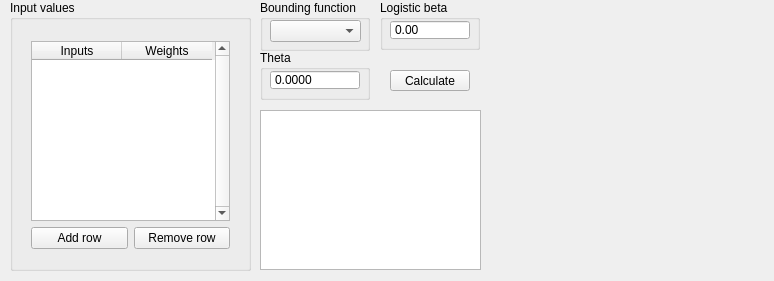
PALuczak/AIFundamentals, file Perceptron/perceptronwindow.ui: the form before one commit.
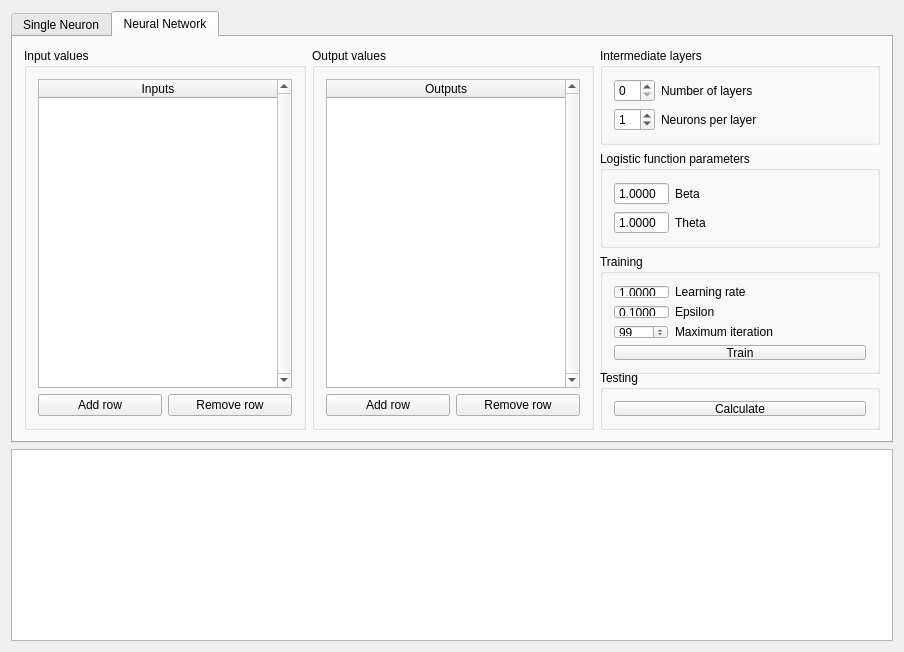
The form after the commit. The open tabs and pages were chosen to show the change. Custom widgets are drawn as their Qt base class.

The edit to the form file:
```diff
--- a/Perceptron/perceptronwindow.ui
+++ b/Perceptron/perceptronwindow.ui
@@ -6,219 +6,758 @@
    <rect>
     <x>0</x>
     <y>0</y>
-    <width>774</width>
-    <height>281</height>
+    <width>904</width>
+    <height>652</height>
    </rect>
   </property>
+  <property name="minimumSize">
+   <size>
+    <width>904</width>
+    <height>643</height>
+   </size>
+  </property>
   <property name="windowTitle">
    <string>Perceptron - 221481 - Piotr Luczak</string>
   </property>
   <widget class="QWidget" name="centralWidget">
-   <widget class="QPushButton" name="calculateButton">
-    <property name="geometry">
-     <rect>
-      <x>390</x>
-      <y>70</y>
-      <width>80</width>
-      <height>21</height>
-     </rect>
-    </property>
-    <property name="text">
-     <string>Calculate</string>
-    </property>
-   </widget>
-   <widget class="QGroupBox" name="functionGroup">
-    <property name="geometry">
-     <rect>
-      <x>260</x>
-      <y>0</y>
-      <width>110</width>
-      <height>51</height>
-     </rect>
-    </property>
-    <property name="title">
-     <string>Bounding function</string>
-    </property>
-    <widget class="QComboBox" name="functionBox">
-     <property name="geometry">
-      <rect>
-       <x>10</x>
-       <y>20</y>
-       <width>91</width>
-       <height>22</height>
-      </rect>
-     </property>
-    </widget>
-   </widget>
-   <widget class="QGroupBox" name="inputGroup">
-    <property name="geometry">
-     <rect>
-      <x>10</x>
-      <y>0</y>
-      <width>241</width>
-      <height>271</height>
-     </rect>
-    </property>
-    <property name="title">
-     <string>Input values</string>
-    </property>
-    <widget class="QWidget" name="verticalLayoutWidget">
-     <property name="geometry">
-      <rect>
-       <x>10</x>
-       <y>30</y>
-       <width>221</width>
-       <height>230</height>
-      </rect>
-     </property>
-     <layout class="QVBoxLayout" name="verticalLayout">
-      <item>
-       <widget class="QTableWidget" name="inputTable">
-        <property name="verticalScrollBarPolicy">
-         <enum>Qt::ScrollBarAlwaysOn</enum>
-        </property>
-        <property name="horizontalScrollBarPolicy">
-         <enum>Qt::ScrollBarAsNeeded</enum>
-        </property>
-        <property name="sizeAdjustPolicy">
-         <enum>QAbstractScrollArea::AdjustIgnored</enum>
-        </property>
-        <property name="rowCount">
-         <number>0</number>
-        </property>
-        <property name="columnCount">
-         <number>2</number>
-        </property>
-        <attribute name="horizontalHeaderCascadingSectionResizes">
-         <bool>true</bool>
-        </attribute>
-        <attribute name="horizontalHeaderDefaultSectionSize">
-         <number>90</number>
-        </attribute>
-        <attribute name="horizontalHeaderStretchLastSection">
-         <bool>false</bool>
-        </attribute>
-        <column>
-         <property name="text">
-          <string>Inputs</string>
-         </property>
-        </column>
-        <column>
-         <property name="text">
-          <string>Weights</string>
-         </property>
-        </column>
-       </widget>
-      </item>
-      <item>
-       <layout class="QHBoxLayout" name="horizontalLayout">
+   <layout class="QVBoxLayout" name="verticalLayout_7">
+    <item>
+     <widget class="QTabWidget" name="menuTab">
+      <property name="minimumSize">
+       <size>
+        <width>753</width>
+        <height>323</height>
+       </size>
+      </property>
+      <property name="toolTip">
+       <string/>
+      </property>
+      <property name="currentIndex">
+       <number>0</number>
+      </property>
+      <widget class="QWidget" name="singleNeuronTab">
+       <attribute name="title">
+        <string>Single Neuron</string>
+       </attribute>
+       <layout class="QHBoxLayout" name="horizontalLayout_2">
         <item>
-         <widget class="QPushButton" name="addRowButton">
-          <property name="text">
-           <string>Add row</string>
+         <widget class="QGroupBox" name="inputGroup">
+          <property name="minimumSize">
+           <size>
+            <width>250</width>
+            <height>278</height>
+           </size>
           </property>
+          <property name="title">
+           <string>Input values</string>
+          </property>
+          <layout class="QVBoxLayout" name="verticalLayout">
+           <item>
+            <widget class="QTableWidget" name="inputTable">
+             <property name="verticalScrollBarPolicy">
+              <enum>Qt::ScrollBarAlwaysOn</enum>
+             </property>
+             <property name="horizontalScrollBarPolicy">
+              <enum>Qt::ScrollBarAsNeeded</enum>
+             </property>
+             <property name="sizeAdjustPolicy">
+              <enum>QAbstractScrollArea::AdjustIgnored</enum>
+             </property>
+             <property name="alternatingRowColors">
+              <bool>true</bool>
+             </property>
+             <property name="selectionMode">
+              <enum>QAbstractItemView::NoSelection</enum>
+             </property>
+             <property name="selectionBehavior">
+              <enum>QAbstractItemView::SelectColumns</enum>
+             </property>
+             <property name="rowCount">
+              <number>0</number>
+             </property>
+             <property name="columnCount">
+              <number>2</number>
+             </property>
+             <attribute name="horizontalHeaderCascadingSectionResizes">
+              <bool>true</bool>
+             </attribute>
+             <attribute name="horizontalHeaderDefaultSectionSize">
+              <number>110</number>
+             </attribute>
+             <attribute name="horizontalHeaderStretchLastSection">
+              <bool>true</bool>
+             </attribute>
+             <attribute name="verticalHeaderCascadingSectionResizes">
+              <bool>false</bool>
+             </attribute>
+             <column>
+              <property name="text">
+               <string>Inputs</string>
+              </property>
+             </column>
+             <column>
+              <property name="text">
+               <string>Weights</string>
+              </property>
+             </column>
+            </widget>
+           </item>
+           <item>
+            <layout class="QHBoxLayout" name="inputButtonsLayout">
+             <item>
+              <widget class="QPushButton" name="addRowButton">
+               <property name="text">
+                <string>Add row</string>
+               </property>
+              </widget>
+             </item>
+             <item>
+              <widget class="QPushButton" name="removeRowButton">
+               <property name="text">
+                <string>Remove row</string>
+               </property>
+              </widget>
+             </item>
+            </layout>
+           </item>
+          </layout>
          </widget>
         </item>
         <item>
-         <widget class="QPushButton" name="removeRowButton">
-          <property name="text">
-           <string>Remove row</string>
+         <layout class="QVBoxLayout" name="centralLayout">
+          <item alignment="Qt::AlignHCenter|Qt::AlignTop">
+           <widget class="QGroupBox" name="simulationBox">
+            <property name="minimumSize">
+             <size>
+              <width>183</width>
+              <height>0</height>
+             </size>
+            </property>
+            <property name="maximumSize">
+             <size>
+              <width>16777215</width>
+              <height>160</height>
+             </size>
+            </property>
+            <property name="title">
+             <string>Simulation</string>
+            </property>
+            <layout class="QFormLayout" name="formLayout_4">
+             <item row="0" column="0">
+              <widget class="QComboBox" name="functionBox">
+               <property name="minimumSize">
+                <size>
+                 <width>72</width>
+                 <height>22</height>
+                </size>
+               </property>
+              </widget>
+             </item>
+             <item row="0" column="1">
+              <widget class="QLabel" name="functionLabel">
+               <property name="text">
+                <string>Sigmoid function</string>
+               </property>
+              </widget>
+             </item>
+             <item row="1" column="0">
+              <widget class="QDoubleSpinBox" name="betaBox">
+               <property name="minimumSize">
+                <size>
+                 <width>71</width>
+                 <height>23</height>
+                </size>
+               </property>
+               <property name="buttonSymbols">
+                <enum>QAbstractSpinBox::NoButtons</enum>
+               </property>
+               <property name="decimals">
+                <number>4</number>
+               </property>
+              </widget>
+             </item>
+             <item row="1" column="1">
+              <widget class="QLabel" name="logisticLabel">
+               <property name="text">
+                <string>Logistic beta</string>
+               </property>
+              </widget>
+             </item>
+             <item row="2" column="0">
+              <widget class="QDoubleSpinBox" name="thetaBox">
+               <property name="minimumSize">
+                <size>
+                 <width>75</width>
+                 <height>23</height>
+                </size>
+               </property>
+               <property name="buttonSymbols">
+                <enum>QAbstractSpinBox::NoButtons</enum>
+               </property>
+               <property name="decimals">
+                <number>4</number>
+               </property>
+               <property name="minimum">
+                <double>-10.000000000000000</double>
+               </property>
+               <property name="maximum">
+                <double>10.000000000000000</double>
+               </property>
+               <property name="singleStep">
+                <double>0.100000000000000</double>
+               </property>
+              </widget>
+             </item>
+             <item row="2" column="1">
+              <widget class="QLabel" name="thetaLabel">
+               <property name="text">
+                <string>Theta</string>
+               </property>
+              </widget>
+             </item>
+             <item row="3" column="0" colspan="2">
+              <widget class="QPushButton" name="calculateButton">
+               <property name="text">
+                <string>Calculate</string>
+               </property>
+              </widget>
+             </item>
+            </layout>
+           </widget>
+          </item>
+          <item alignment="Qt::AlignHCenter|Qt::AlignBottom">
+           <widget class="QGroupBox" name="trainingBox">
+            <property name="minimumSize">
+             <size>
+              <width>173</width>
+              <height>0</height>
+             </size>
+            </property>
+            <property name="maximumSize">
+             <size>
+              <width>16777215</width>
+              <height>190</height>
+             </size>
+            </property>
+            <property name="title">
+             <string>Training</string>
+            </property>
+            <layout class="QFormLayout" name="formLayout_5">
+             <item row="0" column="0">
+              <widget class="QDoubleSpinBox" name="expectedBox">
+               <property name="minimumSize">
+                <size>
+                 <width>75</width>
+                 <height>23</height>
+                </size>
+               </property>
+               <property name="buttonSymbols">
+                <enum>QAbstractSpinBox::NoButtons</enum>
+               </property>
+               <property name="decimals">
+                <number>4</number>
+               </property>
+               <property name="minimum">
+                <double>-10.000000000000000</double>
+               </property>
+               <property name="maximum">
+                <double>10.000000000000000</double>
+               </property>
+               <property name="singleStep">
+                <double>0.100000000000000</double>
+               </property>
+              </widget>
+             </item>
+             <item row="0" column="1">
+              <widget class="QLabel" name="expectedLabel">
+               <property name="text">
+                <string>Expected</string>
+               </property>
+              </widget>
+             </item>
+             <item row="1" column="0">
+              <widget class="QDoubleSpinBox" name="epsilonBox">
+               <property name="minimumSize">
+                <size>
+                 <width>75</width>
+                 <height>23</height>
+                </size>
+               </property>
+               <property name="buttonSymbols">
+                <enum>QAbstractSpinBox::NoButtons</enum>
+               </property>
+               <property name="decimals">
+                <number>4</number>
+               </property>
+               <property name="minimum">
+                <double>-10.000000000000000</double>
+               </property>
+               <property name="maximum">
+                <double>10.000000000000000</double>
+               </property>
+               <property name="singleStep">
+                <double>0.100000000000000</double>
+               </property>
+              </widget>
+             </item>
+             <item row="1" column="1">
+              <widget class="QLabel" name="epsilonLabel">
+               <property name="text">
+                <string>Epsilon</string>
+               </property>
+              </widget>
+             </item>
+             <item row="2" column="0">
+              <widget class="QDoubleSpinBox" name="learningRateBox">
+               <property name="minimumSize">
+                <size>
+                 <width>75</width>
+                 <height>23</height>
+                </size>
+               </property>
+               <property name="buttonSymbols">
+                <enum>QAbstractSpinBox::NoButtons</enum>
+               </property>
+               <property name="decimals">
+                <number>4</number>
+               </property>
+               <property name="minimum">
+                <double>-10.000000000000000</double>
+               </property>
+               <property name="maximum">
+                <double>10.000000000000000</double>
+               </property>
+               <property name="singleStep">
+                <double>0.100000000000000</double>
+               </property>
+              </widget>
+             </item>
+             <item row="2" column="1">
+              <widget class="QLabel" name="etaLabel">
+               <property name="text">
+                <string>Eta</string>
+               </property>
+              </widget>
+             </item>
+             <item row="3" column="0">
+              <widget class="QSpinBox" name="maxIterBox">
+               <property name="minimumSize">
+                <size>
+                 <width>75</width>
+                 <height>23</height>
+                </size>
+               </property>
+               <property name="value">
+                <number>99</number>
+               </property>
+              </widget>
+             </item>
+             <item row="3" column="1">
+              <widget class="QLabel" name="iterationsLabel">
+               <property name="text">
+                <string>Max iterations</string>
+               </property>
+              </widget>
+             </item>
+             <item row="4" column="0" colspan="2">
+              <widget class="QPushButton" name="trainButton">
+               <property name="text">
+                <string>Train</string>
+               </property>
+              </widget>
+             </item>
+            </layout>
+           </widget>
+          </item>
+         </layout>
+        </item>
+        <item>
+         <widget class="QChartView" name="sigmoidView">
+          <property name="minimumSize">
+           <size>
+            <width>360</width>
+            <height>360</height>
+           </size>
           </property>
          </widget>
         </item>
        </layout>
-      </item>
-     </layout>
-    </widget>
-   </widget>
-   <widget class="QTextBrowser" name="outputText">
-    <property name="geometry">
-     <rect>
-      <x>260</x>
-      <y>110</y>
-      <width>221</width>
-      <height>160</height>
-     </rect>
-    </property>
-   </widget>
-   <widget class="QGroupBox" name="thetaGroup">
-    <property name="geometry">
-     <rect>
-      <x>260</x>
-      <y>50</y>
-      <width>110</width>
-      <height>50</height>
-     </rect>
-    </property>
-    <property name="title">
-     <string>Theta</string>
-    </property>
-    <widget class="QDoubleSpinBox" name="thetaBox">
-     <property name="geometry">
-      <rect>
-       <x>10</x>
-       <y>20</y>
-       <width>90</width>
-       <height>20</height>
-      </rect>
-     </property>
-     <property name="buttonSymbols">
-      <enum>QAbstractSpinBox::NoButtons</enum>
-     </property>
-     <property name="decimals">
-      <number>4</number>
-     </property>
-     <property name="minimum">
-      <double>-10.000000000000000</double>
-     </property>
-     <property name="maximum">
-      <double>10.000000000000000</double>
-     </property>
-     <property name="singleStep">
-      <double>0.100000000000000</double>
-     </property>
-    </widget>
-   </widget>
-   <widget class="QGroupBox" name="betaGroup">
-    <property name="geometry">
-     <rect>
-      <x>380</x>
-      <y>0</y>
-      <width>100</width>
-      <height>50</height>
-     </rect>
-    </property>
-    <property name="title">
-     <string>Logistic beta</string>
-    </property>
-    <widget class="QDoubleSpinBox" name="betaBox">
-     <property name="geometry">
-      <rect>
-       <x>10</x>
-       <y>20</y>
-       <width>80</width>
-       <height>20</height>
-      </rect>
-     </property>
-     <property name="buttonSymbols">
-      <enum>QAbstractSpinBox::NoButtons</enum>
-     </property>
-    </widget>
-   </widget>
-   <widget class="QWidget" name="verticalLayoutWidget_2">
-    <property name="geometry">
-     <rect>
-      <x>490</x>
-      <y>10</y>
-      <width>270</width>
-      <height>260</height>
-     </rect>
-    </property>
-    <layout class="QVBoxLayout" name="plotLayout"/>
-   </widget>
+      </widget>
+      <widget class="QWidget" name="networkTab">
+       <attribute name="title">
+        <string>Neural Network</string>
+       </attribute>
+       <layout class="QGridLayout" name="gridLayout_3">
+        <item row="0" column="0" rowspan="5">
+         <widget class="QGroupBox" name="networkInputGroup">
+          <property name="minimumSize">
+           <size>
+            <width>280</width>
+            <height>366</height>
+           </size>
+          </property>
+          <property name="title">
+           <string>Input values</string>
+          </property>
+          <layout class="QVBoxLayout" name="verticalLayout_2">
+           <item>
+            <widget class="QTableWidget" name="networkInputTable">
+             <property name="verticalScrollBarPolicy">
+              <enum>Qt::ScrollBarAlwaysOn</enum>
+             </property>
+             <property name="horizontalScrollBarPolicy">
+              <enum>Qt::ScrollBarAsNeeded</enum>
+             </property>
+             <property name="sizeAdjustPolicy">
+              <enum>QAbstractScrollArea::AdjustIgnored</enum>
+             </property>
+             <property name="alternatingRowColors">
+              <bool>true</bool>
+             </property>
+             <property name="selectionMode">
+              <enum>QAbstractItemView::NoSelection</enum>
+             </property>
+             <property name="selectionBehavior">
+              <enum>QAbstractItemView::SelectColumns</enum>
+             </property>
+             <property name="rowCount">
+              <number>0</number>
+             </property>
+             <property name="columnCount">
+              <number>1</number>
+             </property>
+             <attribute name="horizontalHeaderCascadingSectionResizes">
+              <bool>true</bool>
+             </attribute>
+             <attribute name="horizontalHeaderDefaultSectionSize">
+              <number>90</number>
+             </attribute>
+             <attribute name="horizontalHeaderStretchLastSection">
+              <bool>true</bool>
+             </attribute>
+             <column>
+              <property name="text">
+               <string>Inputs</string>
+              </property>
+             </column>
+            </widget>
+           </item>
+           <item>
+            <layout class="QHBoxLayout" name="networkInputButtonsLayout">
+             <item>
+              <widget class="QPushButton" name="networkInputAddRowButton">
+               <property name="text">
+                <string>Add row</string>
+               </property>
+              </widget>
+             </item>
+             <item>
+              <widget class="QPushButton" name="networkInputRemoveRowButton">
+               <property name="text">
+                <string>Remove row</string>
+               </property>
+              </widget>
+             </item>
+            </layout>
+           </item>
+          </layout>
+         </widget>
+        </item>
+        <item row="0" column="2">
+         <widget class="QGroupBox" name="networkInternediateGroup">
+          <property name="minimumSize">
+           <size>
+            <width>280</width>
+            <height>0</height>
+           </size>
+          </property>
+          <property name="title">
+           <string>Intermediate layers</string>
+          </property>
+          <layout class="QFormLayout" name="formLayout">
+           <item row="0" column="0">
+            <widget class="QSpinBox" name="networkLayerBox"/>
+           </item>
+           <item row="0" column="1">
+            <widget class="QLabel" name="layerCountLabel">
+             <property name="text">
+              <string>Number of layers</string>
+             </property>
+            </widget>
+           </item>
+           <item row="1" column="0">
+            <widget class="QSpinBox" name="networkNeuronBox">
+             <property name="value">
+              <number>1</number>
+             </property>
+            </widget>
+           </item>
+           <item row="1" column="1">
+            <widget class="QLabel" name="neuronCountLabel">
+             <property name="text">
+              <string>Neurons per layer</string>
+             </property>
+            </widget>
+           </item>
+          </layout>
+         </widget>
+        </item>
+        <item row="2" column="2">
+         <widget class="QGroupBox" name="networkTrainingGroup">
+          <property name="minimumSize">
+           <size>
+            <width>280</width>
+            <height>120</height>
+           </size>
+          </property>
+          <property name="title">
+           <string>Training</string>
+          </property>
+          <layout class="QFormLayout" name="formLayout_2">
+           <item row="0" column="0">
+            <widget class="QDoubleSpinBox" name="networkEtaBox">
+             <property name="buttonSymbols">
+              <enum>QAbstractSpinBox::NoButtons</enum>
+             </property>
+             <property name="decimals">
+              <number>4</number>
+             </property>
+             <property name="value">
+              <double>1.000000000000000</double>
+             </property>
+            </widget>
+           </item>
+           <item row="0" column="1">
+            <widget class="QLabel" name="etaLabel_2">
+             <property name="text">
+              <string>Learning rate</string>
+             </property>
+            </widget>
+           </item>
+           <item row="2" column="0">
+            <widget class="QSpinBox" name="networkIterationsBox">
+             <property name="maximum">
+              <number>1000</number>
+             </property>
+             <property name="value">
+              <number>99</number>
+             </property>
+            </widget>
+           </item>
+           <item row="2" column="1">
+            <widget class="QLabel" name="iterationsLabel_2">
+             <property name="text">
+              <string>Maximum iteration</string>
+             </property>
+            </widget>
+           </item>
+           <item row="1" column="0">
+            <widget class="QDoubleSpinBox" name="networkEpsilonBox">
+             <property name="buttonSymbols">
+              <enum>QAbstractSpinBox::NoButtons</enum>
+             </property>
+             <property name="decimals">
+              <number>4</number>
+             </property>
+             <property name="value">
+              <double>0.100000000000000</double>
+             </property>
+            </widget>
+           </item>
+           <item row="1" column="1">
+            <widget class="QLabel" name="epsilonLabel_2">
+             <property name="text">
+              <string>Epsilon</string>
+             </property>
+            </widget>
+           </item>
+           <item row="4" column="0" colspan="2">
+            <widget class="QPushButton" name="networkTrainButton">
+             <property name="text">
+              <string>Train</string>
+             </property>
+            </widget>
+           </item>
+          </layout>
+         </widget>
+        </item>
+        <item row="0" column="1" rowspan="5">
+         <widget class="QGroupBox" name="networkOutputGroup">
+          <property name="minimumSize">
+           <size>
+            <width>280</width>
+            <height>364</height>
+           </size>
+          </property>
+          <property name="title">
+           <string>Output values</string>
+          </property>
+          <layout class="QVBoxLayout" name="verticalLayout_3">
+           <item>
+            <widget class="QTableWidget" name="networkOutputTable">
+             <property name="verticalScrollBarPolicy">
+              <enum>Qt::ScrollBarAlwaysOn</enum>
+             </property>
+             <property name="horizontalScrollBarPolicy">
+              <enum>Qt::ScrollBarAsNeeded</enum>
+             </property>
+             <property name="sizeAdjustPolicy">
+              <enum>QAbstractScrollArea::AdjustIgnored</enum>
+             </property>
+             <property name="alternatingRowColors">
+              <bool>true</bool>
+             </property>
+             <property name="selectionMode">
+              <enum>QAbstractItemView::NoSelection</enum>
+             </property>
+             <property name="selectionBehavior">
+              <enum>QAbstractItemView::SelectColumns</enum>
+             </property>
+             <property name="rowCount">
+              <number>0</number>
+             </property>
+             <property name="columnCount">
+              <number>1</number>
+             </property>
+             <attribute name="horizontalHeaderCascadingSectionResizes">
+              <bool>true</bool>
+             </attribute>
+             <attribute name="horizontalHeaderDefaultSectionSize">
+              <number>90</number>
+             </attribute>
+             <attribute name="horizontalHeaderStretchLastSection">
+              <bool>true</bool>
+             </attribute>
+             <column>
+              <property name="text">
+               <string>Outputs</string>
+              </property>
+             </column>
+            </widget>
+           </item>
+           <item>
+            <layout class="QHBoxLayout" name="networkOutputButtonsLayout">
+             <item>
+              <widget class="QPushButton" name="networkOutputAddRowButton">
+               <property name="text">
+                <string>Add row</string>
+               </property>
+              </widget>
+             </item>
+             <item>
+              <widget class="QPushButton" name="networkOutputRemoveRowButton">
+               <property name="text">
+                <string>Remove row</string>
+               </property>
+              </widget>
+             </item>
+            </layout>
+           </item>
+          </layout>
+         </widget>
+        </item>
+        <item row="1" column="2">
+         <widget class="QGroupBox" name="networkLogisticGroup">
+          <property name="minimumSize">
+           <size>
+            <width>280</width>
+            <height>0</height>
+           </size>
+          </property>
+          <property name="title">
+           <string>Logistic function parameters</string>
+          </property>
+          <layout class="QFormLayout" name="formLayout_3">
+           <item row="0" column="0">
+            <widget class="QDoubleSpinBox" name="networkBetaBox">
+             <property name="buttonSymbols">
+              <enum>QAbstractSpinBox::NoButtons</enum>
+             </property>
+             <property name="decimals">
+              <number>4</number>
+             </property>
+             <property name="value">
+              <double>1.000000000000000</double>
+             </property>
+            </widget>
+           </item>
+           <item row="1" column="0">
+            <widget class="QDoubleSpinBox" name="networkThetaBox">
+             <property name="buttonSymbols">
+              <enum>QAbstractSpinBox::NoButtons</enum>
+             </property>
+             <property name="decimals">
+              <number>4</number>
+             </property>
+             <property name="value">
+              <double>1.000000000000000</double>
+             </property>
+            </widget>
+           </item>
+           <item row="0" column="1">
+            <widget class="QLabel" name="betaLabel">
+             <property name="text">
+              <string>Beta</string>
+             </property>
+            </widget>
+           </item>
+           <item row="1" column="1">
+            <widget class="QLabel" name="thetaLabel_2">
+             <property name="text">
+              <string>Theta</string>
+             </property>
+            </widget>
+           </item>
+          </layout>
+         </widget>
+        </item>
+        <item row="3" column="2" rowspan="2">
+         <widget class="QGroupBox" name="networkTestingGroup">
+          <property name="minimumSize">
+           <size>
+            <width>280</width>
+            <height>60</height>
+           </size>
+          </property>
+          <property name="title">
+           <string>Testing</string>
+          </property>
+          <layout class="QVBoxLayout" name="verticalLayout_5">
+           <item>
+            <widget class="QPushButton" name="networkCalculateButton">
+             <property name="text">
+              <string>Calculate</string>
+             </property>
+            </widget>
+           </item>
+          </layout>
+         </widget>
+        </item>
+       </layout>
+      </widget>
+     </widget>
+    </item>
+    <item>
+     <widget class="QTextBrowser" name="outputText">
+      <property name="minimumSize">
+       <size>
+        <width>753</width>
+        <height>192</height>
+       </size>
+      </property>
+     </widget>
+    </item>
+   </layout>
   </widget>
  </widget>
  <layoutdefault spacing="6" margin="11"/>
+ <customwidgets>
+  <customwidget>
+   <class>QChartView</class>
+   <extends>QGraphicsView</extends>
+   <header>QtCharts</header>
+  </customwidget>
+ </customwidgets>
  <resources/>
  <connections/>
 </ui>
```
Left out of the diff: 2 changed lines with no effect on the pictures.
